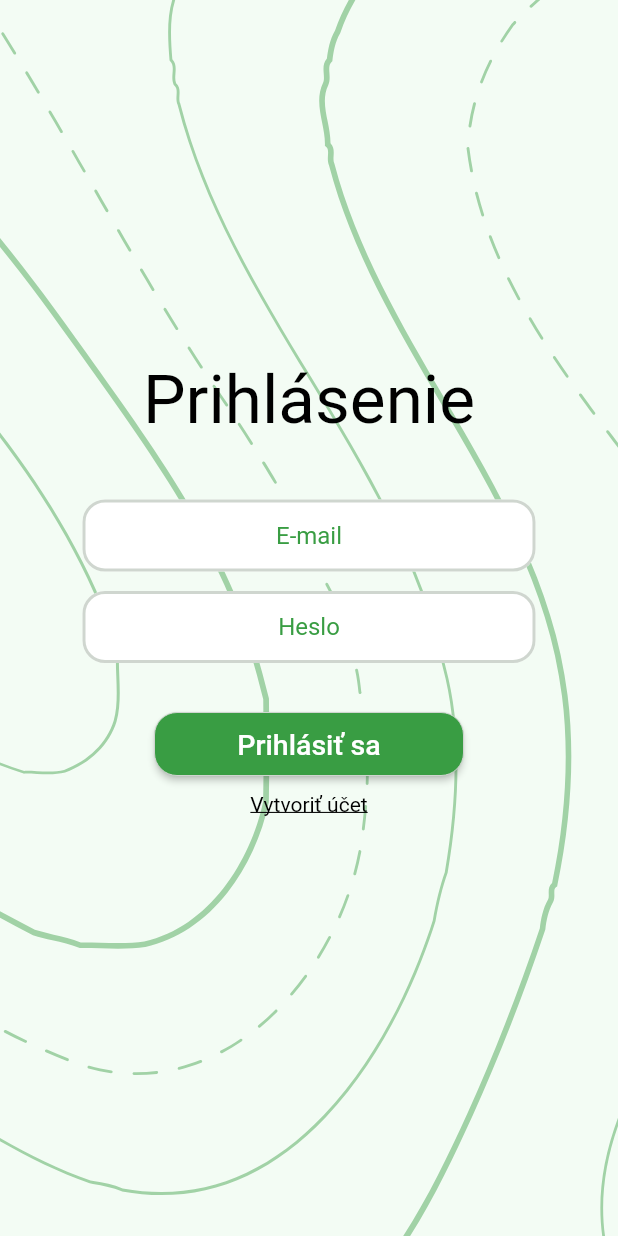
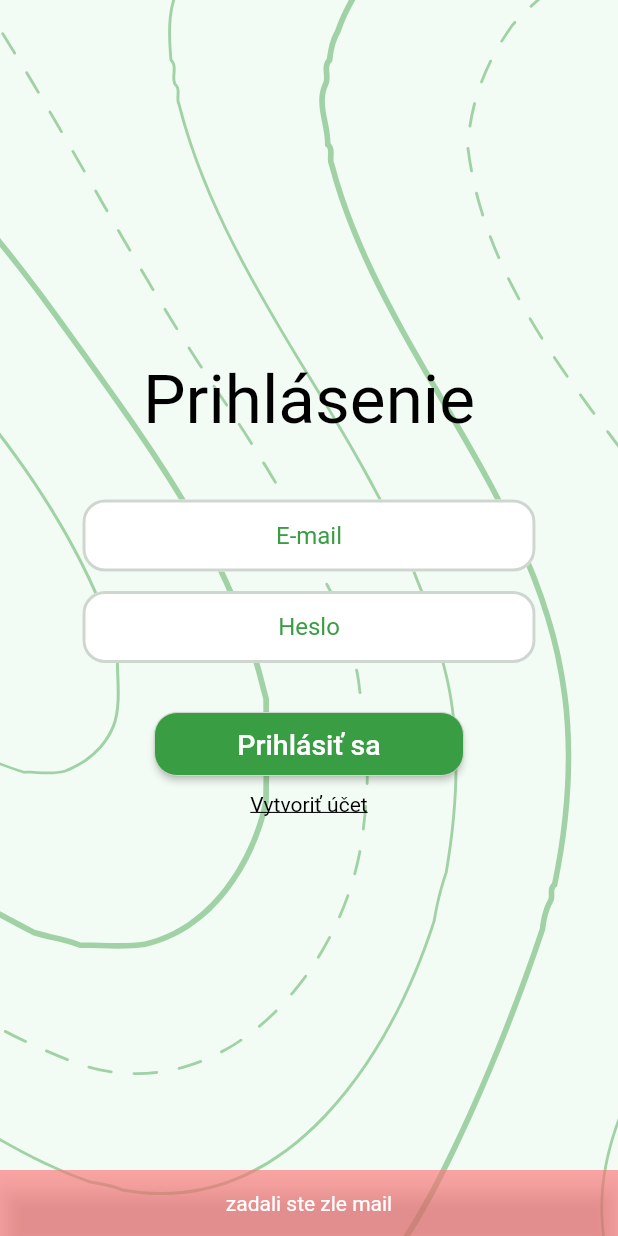
Before and after one commit to Kristian-045/Enviromental-App-Pma, a Flutter app: the Login screen opened directly, after a tap on "Prihlásiť sa", on a phone screen of 412 x 824 dp. Run offline on Flutter 3.47's test engine with Material 2 defaults, Android fonts, the phone set to English and light mode, and no system bars; our stand-ins replace flutter_svg, shared_preferences; accounts and stored records are empty.

Commit message:
improve login and register, create validator for form, 1 bug in login form

```diff
--- a/lib/api/user_data.dart
+++ b/lib/api/user_data.dart
@@ -1,9 +1,7 @@
 import 'dart:convert';
-import 'dart:ffi';
 
 import 'package:flutter/material.dart';
 import 'package:http/http.dart' as http;
-import 'package:http/http.dart';
 
 
 class User {
--- a/lib/api/user_register.dart
+++ b/lib/api/user_register.dart
@@ -1,7 +1,5 @@
 import 'dart:convert';
-import 'package:flutter/material.dart';
 import 'package:http/http.dart' as http;
-import 'package:http/http.dart';
 import 'package:shared_preferences/shared_preferences.dart';
 
 
--- a/lib/auth/components/input.dart
+++ b/lib/auth/components/input.dart
@@ -11,7 +11,8 @@ class Input extends StatelessWidget {
   Widget build(BuildContext context) {
     bool hideText = text == "Heslo" ? true : false ;
     return Container(
-      child: TextField(
+      child: TextFormField(
+
         textAlign: TextAlign.center,
         cursorColor: Colors.black,
         obscureText: hideText,
--- a/lib/home/components/custom_color_scheme.dart
+++ b/lib/home/components/custom_color_scheme.dart
@@ -4,4 +4,5 @@ extension CustomColorScheme on ColorScheme {
   Color get secondaryColor => const Color(0xfff3fcf4);
   Color get mutedColor => const Color(0xffcfd6cf);
   Color get dangerColor => const Color(0xFFdc3545);
+  Color get errorToast => const Color(0xA1FF7679);
 }
--- a/lib/introduction/components/body_introduction.dart
+++ b/lib/introduction/components/body_introduction.dart
@@ -51,12 +51,12 @@ class BodyIntroduction extends StatelessWidget {
                   ),
                   const Padding(padding: EdgeInsets.only(top: 20)),
                   ButtonNavigate(onPressfunction:()
-                    { Navigator.pushReplacement(context, MaterialPageRoute(builder: (context)=> const Login() ));}
+                    { Navigator.push(context, MaterialPageRoute(builder: (context)=> const Login() ));}
                     , text: 'Prihlásiť sa', color: true,
                   ),
                   const Padding(padding: EdgeInsets.only(top: 20)),
                   ButtonNavigate(onPressfunction:()
-                  { Navigator.pushReplacement(context, MaterialPageRoute(builder: (context)=> const Register() ));}
+                  { Navigator.push(context, MaterialPageRoute(builder: (context)=> const Register() ));}
                     , text: 'Registrovať sa', color: false,
                   ),
 
--- a/lib/login/components/body_login.dart
+++ b/lib/login/components/body_login.dart
@@ -1,6 +1,8 @@
 import 'package:auth/auth/components/button.dart';
 import 'package:auth/auth/components/input.dart';
+import 'package:auth/home/components/custom_color_scheme.dart';
 import 'package:auth/home/main_home.dart';
+import 'package:auth/register/main_register.dart';
 import 'package:flutter/material.dart';
 import 'package:flutter_svg/flutter_svg.dart';
 import 'package:shared_preferences/shared_preferences.dart';
@@ -25,6 +27,20 @@ class BodyLogin extends StatelessWidget {
       emailController.dispose();
       passwordController.dispose();
     }
+    String validator(String email, String password){
+      //email
+      if(!RegExp(r"^[a-zA-Z0-9.a-zA-Z0-9.!#$%&'*+-/=?^_`{|}~]+@[a-zA-Z0-9]+\.[a-zA-Z]+").hasMatch(email)){
+        return "zadali ste zle mail";
+      }
+      //pass
+      if(password.length<6) {
+        return "Heslo musí mať minimálne 6 znakov";
+      }
+
+      return "true";
+    }
+
+
     return
       Stack(
       children: [
@@ -54,15 +70,15 @@ class BodyLogin extends StatelessWidget {
                   children: [
                     Text("Prihlásenie",style: Theme.of(context).textTheme.headline1,),
                     Container(
-                      padding: EdgeInsets.symmetric(horizontal: 35 ,vertical: 20),
-                      margin: EdgeInsets.symmetric(horizontal: 20 ,vertical: 20),
+                      padding: const EdgeInsets.symmetric(horizontal: 35 ,vertical: 20),
+                      margin: const EdgeInsets.symmetric(horizontal: 20 ,vertical: 20),
                       decoration: BoxDecoration(
                         borderRadius: BorderRadius.circular(16),
                       ),
                       child: Column(
                         children: [
                           Input(controller: emailController, text: "E-mail"),
-                          Padding(padding: const EdgeInsets.only(top: 13)),
+                          const Padding(padding: EdgeInsets.only(top: 13)),
                           Input(controller: passwordController, text: "Heslo"),
 
                           Padding(
@@ -70,22 +86,40 @@ class BodyLogin extends StatelessWidget {
                             child:
                             Button(onPressfunction: () async {
                                 try{
-                                  var user_data = await fetchUserToken(emailController.text,passwordController.text).timeout(const Duration(seconds: 5));
-                                  Navigator.push(context, MaterialPageRoute(builder: (context)=>MainHome(name: user_data.name)));
+                                  String validate = validator(emailController.text, passwordController.text);
+                                  if(validate=="true"){
+                                    var user_data = await fetchUserToken(emailController.text,passwordController.text)
+                                        .timeout(const Duration(seconds: 10));
+                                    Navigator.pushReplacement(context, MaterialPageRoute(builder: (context)=>MainHome(name: user_data.name)));
+                                  }else{
+                                    FocusManager.instance.primaryFocus?.unfocus();
+                                    final snackBar = SnackBar(
+                                      content: Text(validate,textAlign: TextAlign.center,),
+                                      backgroundColor: Theme.of(context).colorScheme.errorToast,
+
+                                    );
+                                    ScaffoldMessenger.of(context).showSnackBar(snackBar);
+                                  }
+
                                 }
                                 on Exception catch(e){}
                               }, text: 'Prihlásiť sa', color: true,)
 
                           ),
-                          Padding(padding: EdgeInsets.only(top: 8)),
-                          const Text("Vytvoriť účet",
-                            style: TextStyle(
-                              // color: Theme.of(context).primaryColor,
-                              color: Colors.black,
-                              decoration: TextDecoration.underline
-                            ),
-                          )
 
+                          const Padding(padding: EdgeInsets.only(top: 8)),
+
+                          GestureDetector(
+                            onTap: (){ Navigator.pushReplacement(context,
+                                MaterialPageRoute(builder: (context)=>const Register() )); },
+                            child:const Text("Vytvoriť účet",
+                              style: TextStyle(
+                                // color: Theme.of(context).primaryColor,
+                                  color: Colors.black,
+                                  decoration: TextDecoration.underline
+                              ),
+                            ) ,
+                          ),
 
                         ],
                       ),
```
Also changed, not shown: lib/register/components/body_register.dart (+39 -11 lines).
